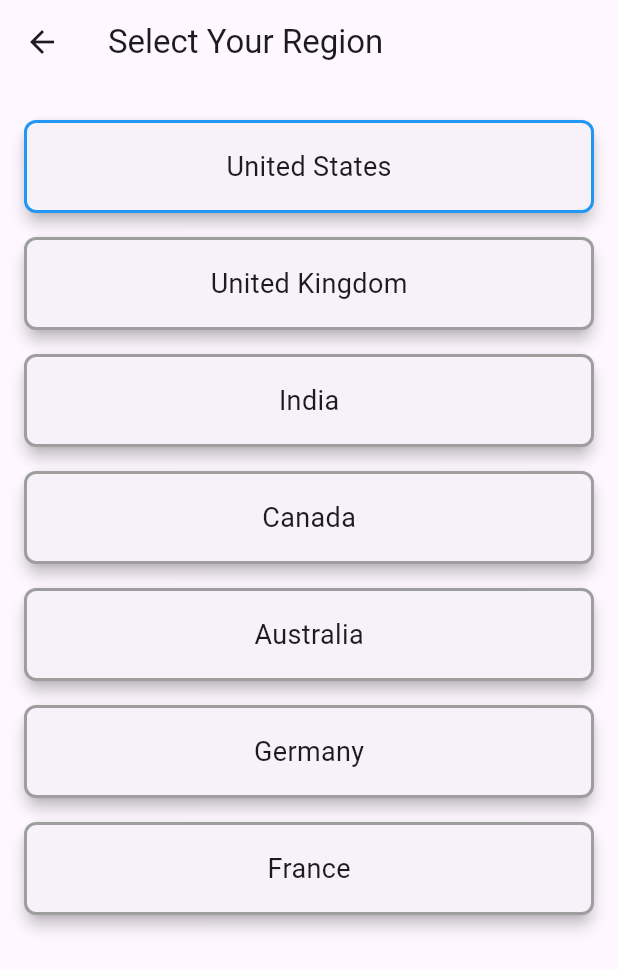
After one commit to 21satvik/flutter_news_app, a Flutter app: the RegionSelectorScreen screen opened by its route, after a tap on "United States", after a tap on "US", on a phone screen of 412 x 824 dp. The commit adds this screen. Shown: the top 970 px of the screen. Run offline on Flutter 3.47's test engine with Material 3 defaults, Android fonts, the phone set to English and light mode, and no system bars; our stand-ins replace cloud_firestore, firebase_auth, firebase_core, firebase_remote_config, flutter_dotenv; accounts and stored records are empty; network calls fail.

Commit message:
feat: Set up Remote config

```diff
--- /dev/null
+++ b/lib/constants/available_regions.dart
@@ -0,0 +1,11 @@
+class AvailableRegions {
+  static const Map<String, String> regions = {
+    'US': 'United States',
+    'UK': 'United Kingdom',
+    'IN': 'India',
+    'CA': 'Canada',
+    'AU': 'Australia',
+    'DE': 'Germany',
+    'FR': 'France',
+  };
+}
--- /dev/null
+++ b/lib/providers/region_provider.dart
@@ -0,0 +1,39 @@
+import 'package:flutter/material.dart';
+import 'package:firebase_remote_config/firebase_remote_config.dart';
+
+class RegionProvider with ChangeNotifier {
+  String _selectedRegion = ''; // Start with an empty value
+
+  String get selectedRegion => _selectedRegion;
+
+  RegionProvider() {
+    fetchRegion(); // Fetch region when the provider is created
+  }
+
+  // Method to fetch the region from Remote Config
+  Future<void> fetchRegion() async {
+    final remoteConfig = FirebaseRemoteConfig.instance;
+
+    // Set default values for remote config parameters
+    await remoteConfig.setDefaults({'region': 'US'});
+
+    try {
+      // Fetch the remote config
+      await remoteConfig.fetchAndActivate();
+
+      // Update the selected region from remote config
+      _selectedRegion = remoteConfig.getString('region');
+      debugPrint('Selected Region: $_selectedRegion');
+    } catch (e) {
+      debugPrint('Failed to fetch remote config: $e'); // Handle any errors
+    } finally {
+      notifyListeners();
+    }
+  }
+
+  // Method to select a region
+  Future<void> selectRegion(String region) async {
+    _selectedRegion = region;
+    notifyListeners();
+  }
+}
--- a/lib/services/news_service.dart
+++ b/lib/services/news_service.dart
@@ -1,4 +1,5 @@
 import 'dart:convert';
+import 'package:flutter/material.dart';
 import 'package:flutter_dotenv/flutter_dotenv.dart';
 import 'package:http/http.dart' as http;
 import '../models/news_article.dart';
@@ -8,6 +9,7 @@ class NewsService {
   final String baseUrl = 'https://newsdata.io/api/1/latest';
 
   Future<List<NewsArticle>> fetchTopHeadlines(String country) async {
+    debugPrint(country);
     final response = await http
         .get(Uri.parse('$baseUrl?country=$country&language=en&apikey=$apiKey'));
 
--- a/lib/views/news_feed_screen.dart
+++ b/lib/views/news_feed_screen.dart
@@ -1,19 +1,20 @@
-// lib/views/news_feed_screen.dart
 import 'package:flutter/material.dart';
+import 'package:lingopanda_news/providers/region_provider.dart';
 import 'package:provider/provider.dart'; // Import Provider
 import '../constants/app_styles.dart';
 import '../widgets/news_body.dart'; // Import the NewsBody widget
 import '../providers/news_provider.dart'; // Import the NewsProvider
+import '../widgets/app_drawer.dart'; // Import the AppDrawer
 
 class NewsFeedScreen extends StatelessWidget {
   const NewsFeedScreen({super.key});
 
   @override
   Widget build(BuildContext context) {
-    return ChangeNotifierProvider(
-      create: (_) =>
-          NewsProvider()..fetchNews('us'), // Initialize and fetch news
-      child: Scaffold(
+    final regionProvider = Provider.of<RegionProvider>(context);
+    final selectedRegion = regionProvider.selectedRegion;
+
+    return Scaffold(
       appBar: AppBar(
         backgroundColor: AppStyles.primaryColor,
         title: Align(
@@ -24,9 +25,11 @@ class NewsFeedScreen extends StatelessWidget {
           ),
         ),
         actions: [
-            Row(
-              children: [
-                Transform.rotate(
+          TextButton.icon(
+            onPressed: () {
+              Navigator.of(context).pushReplacementNamed('/region_selection');
+            },
+            icon: Transform.rotate(
               angle: 0.786,
               child: const Icon(
                 Icons.navigation,
@@ -34,10 +37,10 @@ class NewsFeedScreen extends StatelessWidget {
                 size: 20,
               ),
             ),
-                Padding(
-                  padding: const EdgeInsets.only(right: 16.0),
-                  child: Text(
-                    'US',
+            label: Text(
+              selectedRegion.isNotEmpty
+                  ? selectedRegion.toUpperCase()
+                  : 'Select Region', // Default text when no region is selected
               style: AppStyles.boldText.copyWith(
                 color: AppStyles.lightColor,
                 fontSize: 16,
@@ -46,9 +49,16 @@ class NewsFeedScreen extends StatelessWidget {
           ),
         ],
       ),
-          ],
-        ),
-        body: Container(
+      drawer: const AppDrawer(), // Add AppDrawer here
+      body: selectedRegion.isEmpty
+          ? const Center(
+              child:
+                  CircularProgressIndicator()) // Show loading indicator if no region is selected
+          : ChangeNotifierProvider(
+              create: (_) => NewsProvider()
+                ..fetchNews(
+                    selectedRegion), // Fetch news based on the selected region
+              child: Container(
                 color: AppStyles.greyColor,
                 child: const NewsBody(),
               ),
--- /dev/null
+++ b/lib/views/region_selection_screen.dart
@@ -0,0 +1,59 @@
+import 'package:flutter/material.dart';
+import 'package:lingopanda_news/providers/region_provider.dart';
+import 'package:provider/provider.dart';
+import '../constants/available_regions.dart';
+
+class RegionSelectorScreen extends StatelessWidget {
+  const RegionSelectorScreen({super.key});
+
+  @override
+  Widget build(BuildContext context) {
+    final regionProvider = Provider.of<RegionProvider>(context);
+
+    return Scaffold(
+      appBar: AppBar(
+        title: const Text('Select Your Region'),
+      ),
+      body: Padding(
+        padding: const EdgeInsets.all(16.0),
+        child: ListView.builder(
+          itemCount: AvailableRegions.regions.length,
+          itemBuilder: (context, index) {
+            final regionCode = AvailableRegions.regions.keys.elementAt(index);
+            final regionName = AvailableRegions.regions[regionCode]!;
+
+            return GestureDetector(
+              onTap: () {
+                regionProvider.selectRegion(regionCode); // Use the region code
+                Navigator.of(context).pushReplacementNamed('/news_feed');
+              },
+              child: Card(
+                margin: const EdgeInsets.symmetric(
+                    vertical: 8.0), // Spacing between cards
+                elevation: 4.0, // Card elevation
+                child: Container(
+                  padding: const EdgeInsets.all(16.0), // Padding inside card
+                  decoration: BoxDecoration(
+                    border: Border.all(
+                      color: regionProvider.selectedRegion == regionCode
+                          ? Colors.blue
+                          : Colors.grey,
+                      width: 2,
+                    ),
+                    borderRadius: BorderRadius.circular(8.0),
+                  ),
+                  child: Center(
+                    child: Text(
+                      regionName, // Display full country name
+                      style: const TextStyle(fontSize: 18),
+                    ),
+                  ),
+                ),
+              ),
+            );
+          },
+        ),
+      ),
+    );
+  }
+}
--- a/pubspec.yaml
+++ b/pubspec.yaml
@@ -32,6 +32,7 @@ dependencies:
   cupertino_icons: ^1.0.8
   firebase_auth: ^5.3.1
   firebase_core: ^3.6.0
+  firebase_remote_config: ^5.1.3
   flutter:
     sdk: flutter
   flutter_dotenv: ^5.1.0
```
Also changed, not shown: lib/main.dart (+13 -5 lines), lib/models/user.dart (+9 -0 lines), lib/providers/authentication_provider.dart (+55 -23 lines), lib/services/auth_service.dart (+16 -9 lines), lib/widgets/app_drawer.dart (added, +82 -0 lines), pubspec.lock, 1 other file. Lines whose indentation alone changed are shown as unchanged.
